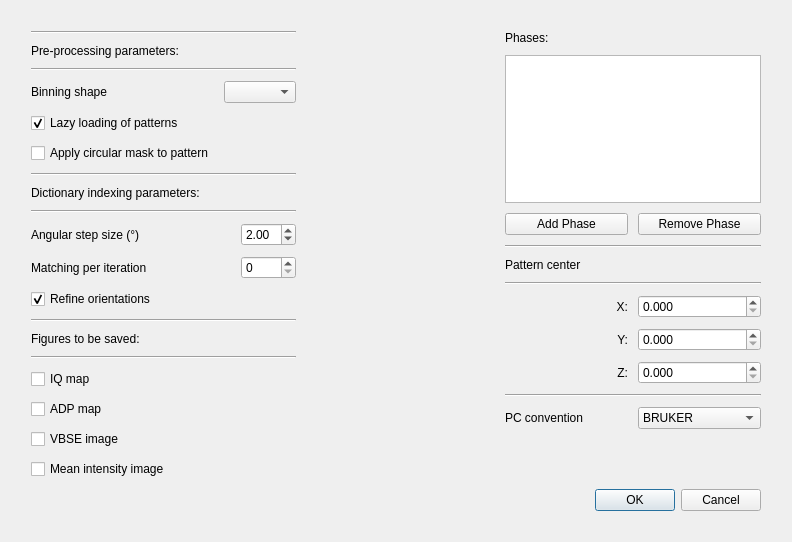
Qt form ui/di_setup.ui (EBSP-Indexer/EBSP-Indexer) before a commit.
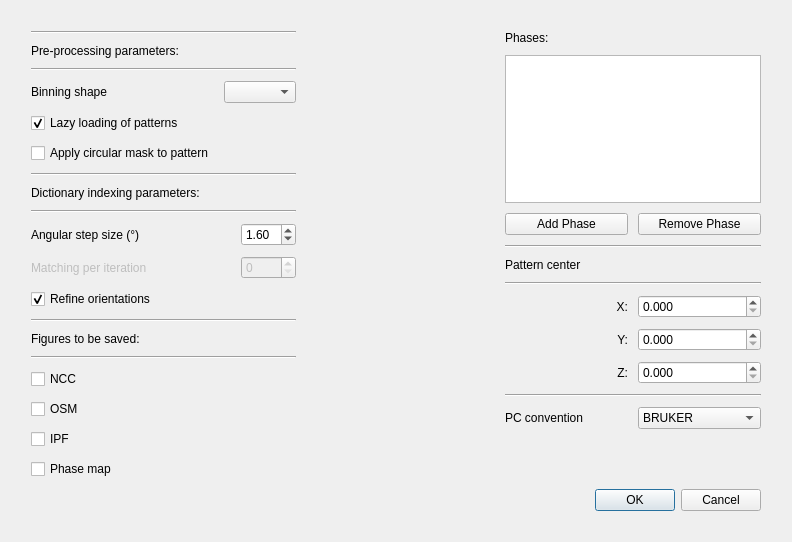
The same form after that commit.

Commit message: Restructured DI

The edit to the form file:
```diff
--- a/ui/di_setup.ui
+++ b/ui/di_setup.ui
@@ -337,7 +337,7 @@
           <item row="1" column="0">
            <widget class="QLabel" name="label_10">
             <property name="enabled">
-             <bool>true</bool>
+             <bool>false</bool>
             </property>
             <property name="text">
              <string>Matching per iteration</string>
@@ -347,7 +347,7 @@
           <item row="0" column="1">
            <widget class="QDoubleSpinBox" name="doubleSpinBoxStepSize">
             <property name="minimum">
-             <double>0.010000000000000</double>
+             <double>1.000000000000000</double>
             </property>
             <property name="maximum">
              <double>3.000000000000000</double>
@@ -356,7 +356,7 @@
              <double>0.100000000000000</double>
             </property>
             <property name="value">
-             <double>2.000000000000000</double>
+             <double>1.600000000000000</double>
             </property>
            </widget>
           </item>
@@ -370,7 +370,7 @@
           <item row="1" column="1">
            <widget class="QSpinBox" name="spinBoxNumIter">
             <property name="enabled">
-             <bool>true</bool>
+             <bool>false</bool>
             </property>
             <property name="maximum">
              <number>99</number>
@@ -433,7 +433,7 @@
              <number>-1</number>
             </property>
             <property name="text">
-             <string>VBSE image</string>
+             <string>IPF</string>
             </property>
            </widget>
           </item>
@@ -443,7 +443,7 @@
              <string>Average dot product map</string>
             </property>
             <property name="text">
-             <string>ADP map</string>
+             <string>OSM</string>
             </property>
            </widget>
           </item>
@@ -453,14 +453,14 @@
              <string>Image quality map</string>
             </property>
             <property name="text">
-             <string>IQ map</string>
+             <string>NCC</string>
             </property>
            </widget>
           </item>
           <item row="4" column="0">
            <widget class="QCheckBox" name="checkBoxMI">
             <property name="text">
-             <string>Mean intensity image</string>
+             <string>Phase map</string>
             </property>
            </widget>
           </item>
```
Left out of the diff: 19 changed lines with no effect on the pictures. The commit also changes 2 other files.
